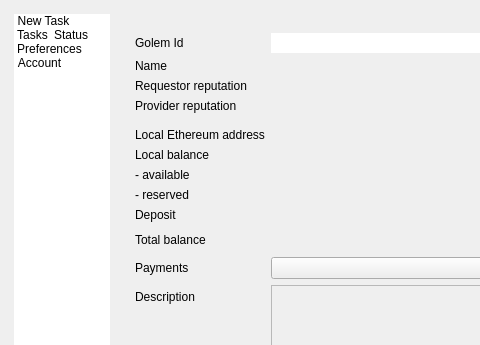
Above: gui/view/AppMainWindow.ui from golemfactory/clay before the change; both pictures show x 0 to 480 and y 0 to 345 of the 1200 by 785 pixel window. Below: the same form after it.
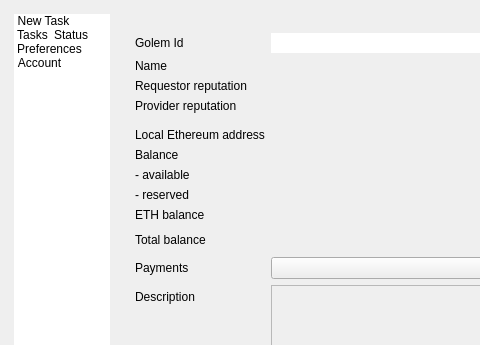
That is the form after the change. The open tabs and pages were chosen to show the change. Icons and pictures are not drawn. Custom widgets are drawn as their Qt base class.

Commit message: Payments: update UI labels to GNT

Patch:
```diff
--- a/gui/view/AppMainWindow.ui
+++ b/gui/view/AppMainWindow.ui
@@ -2592,7 +2592,7 @@
                  <string>The balance of the local Ethereum address. Can be spent directly on tasks.</string>
                 </property>
                 <property name="text">
-                 <string>Local balance</string>
+                 <string>Balance</string>
                 </property>
                </widget>
               </item>
@@ -2655,7 +2655,7 @@
                  <string>The amount of ethers kept in the Deposit contract. Can be withdrawn at any time.</string>
                 </property>
                 <property name="text">
-                 <string>Deposit</string>
+                 <string>ETH balance</string>
                 </property>
                </widget>
               </item>
```
Left out of the diff: 6 changed lines with no effect on the pictures. The commit also changes 2 other files.
